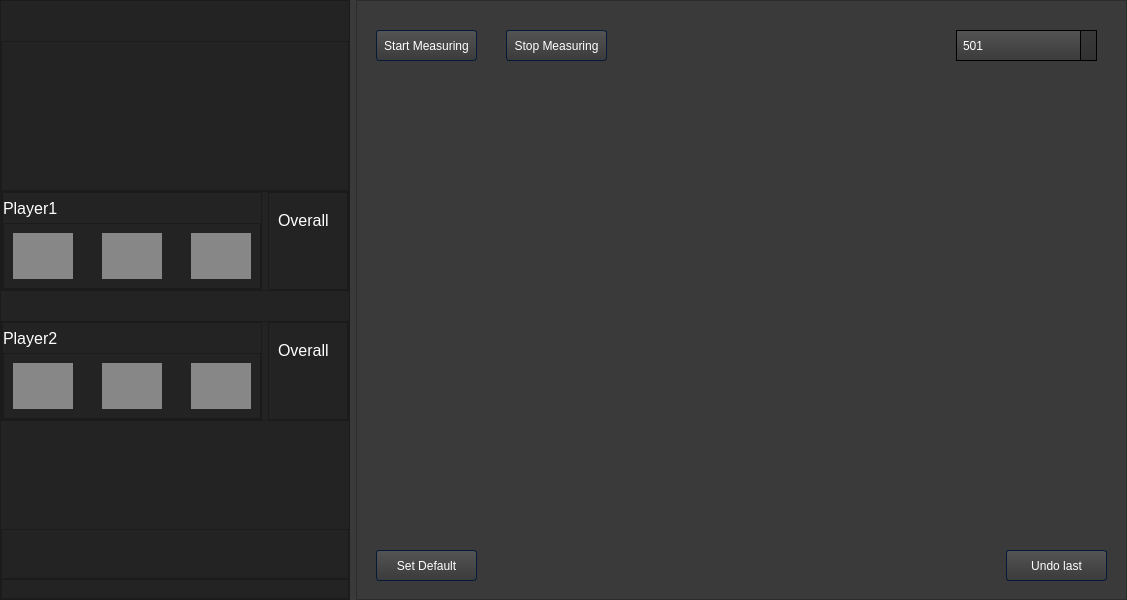
Before: the Qt Designer form QT_GUI_Elements/dart_main_gui.ui in LarsG21/Darts_Project, drawn with Qt 5.
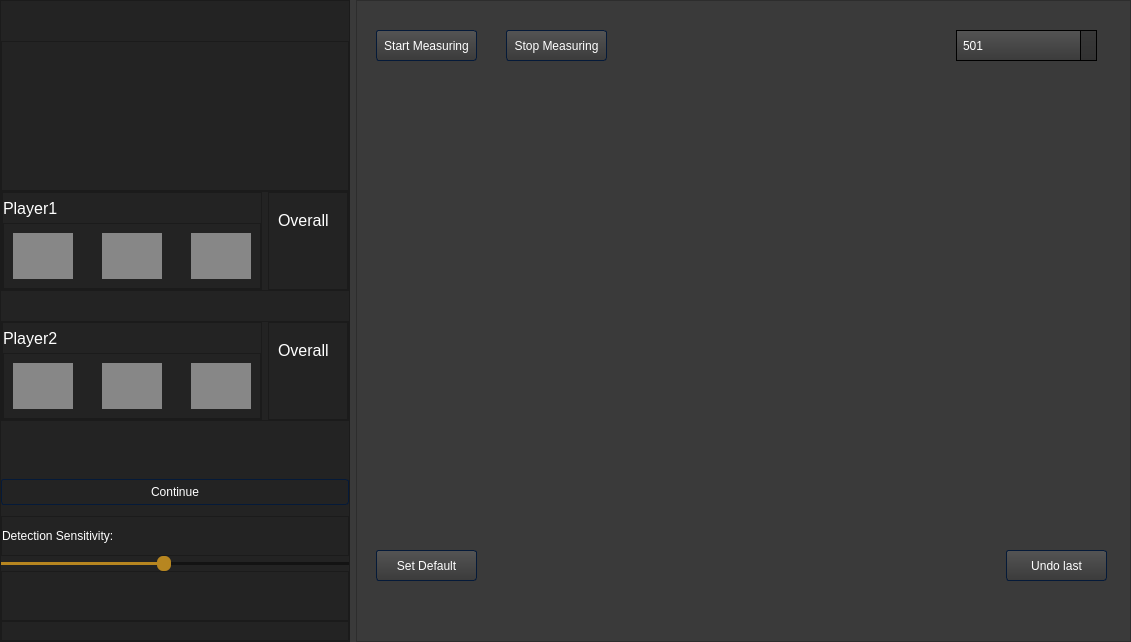
After: the same form once the commit is applied. Icons and pictures are not drawn.

```diff
--- a/QT_GUI_Elements/dart_main_gui.ui
+++ b/QT_GUI_Elements/dart_main_gui.ui
@@ -6,14 +6,14 @@
    <rect>
     <x>0</x>
     <y>0</y>
-    <width>1127</width>
-    <height>600</height>
+    <width>1131</width>
+    <height>642</height>
    </rect>
   </property>
   <property name="minimumSize">
    <size>
-    <width>900</width>
-    <height>600</height>
+    <width>1131</width>
+    <height>642</height>
    </size>
   </property>
   <property name="windowTitle">
@@ -1669,6 +1669,13 @@
          </property>
         </widget>
        </item>
+       <item>
+        <widget class="QPushButton" name="continue_button">
+         <property name="text">
+          <string>Continue</string>
+         </property>
+        </widget>
+       </item>
        <item>
         <spacer name="verticalSpacer_3">
          <property name="orientation">
@@ -1682,6 +1689,72 @@
          </property>
         </spacer>
        </item>
+       <item>
+        <widget class="QFrame" name="frame_6">
+         <property name="minimumSize">
+          <size>
+           <width>0</width>
+           <height>40</height>
+          </size>
+         </property>
+         <property name="frameShape">
+          <enum>QFrame::StyledPanel</enum>
+         </property>
+         <property name="frameShadow">
+          <enum>QFrame::Raised</enum>
+         </property>
+         <layout class="QHBoxLayout" name="horizontalLayout_8">
+          <property name="spacing">
+           <number>0</number>
+          </property>
+          <property name="leftMargin">
+           <number>0</number>
+          </property>
+          <property name="topMargin">
+           <number>0</number>
+          </property>
+          <property name="rightMargin">
+           <number>0</number>
+          </property>
+          <property name="bottomMargin">
+           <number>0</number>
+          </property>
+          <item>
+           <widget class="QLabel" name="label_2">
+            <property name="text">
+             <string>Detection Sensitivity:</string>
+            </property>
+           </widget>
+          </item>
+          <item>
+           <widget class="QLabel" name="current_detection_sensitivity_lable">
+            <property name="text">
+             <string/>
+            </property>
+            <property name="alignment">
+             <set>Qt::AlignCenter</set>
+            </property>
+           </widget>
+          </item>
+         </layout>
+        </widget>
+       </item>
+       <item>
+        <widget class="QSlider" name="detection_sensitivity_slider">
+         <property name="minimum">
+          <number>15</number>
+         </property>
+         <property name="maximum">
+          <number>30</number>
+         </property>
+         <property name="value">
+          <number>22</number>
+         </property>
+         <property name="orientation">
+          <enum>Qt::Horizontal</enum>
+         </property>
+        </widget>
+       </item>
        <item>
         <widget class="QFrame" name="frame_5">
          <property name="minimumSize">
```
